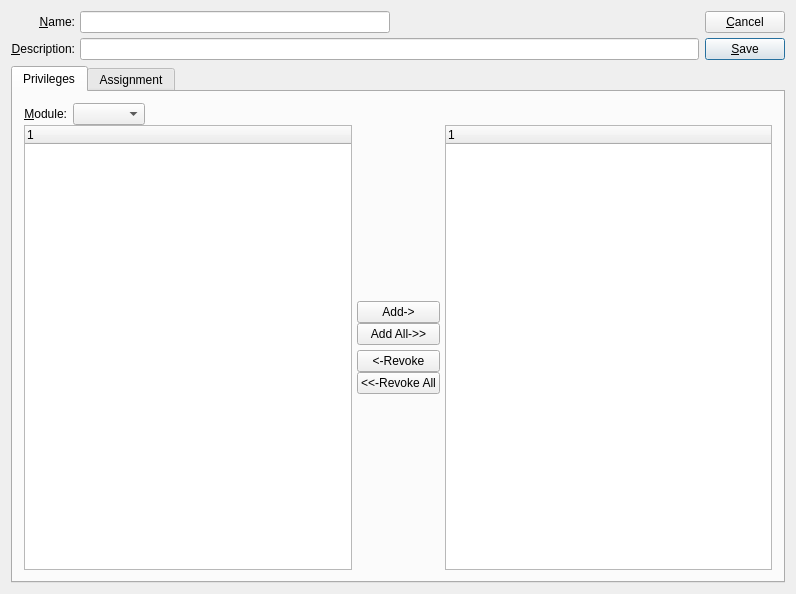
First picture: the form in guiclient/group.ui, repository Pegasus-RPG/xtuple-client, before the edit.
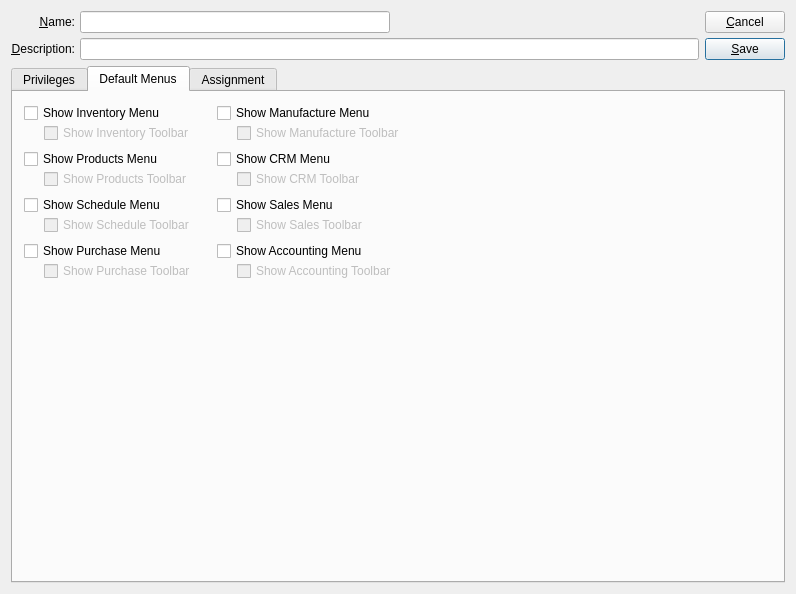
Second picture: the form after the edit. The open tabs and pages were chosen to show the change. Custom widgets are drawn as their Qt base class.

Commit message: Issue #29882: Default user menus from assigned roles

```diff
--- a/guiclient/group.ui
+++ b/guiclient/group.ui
@@ -344,7 +344,419 @@
        </item>
       </layout>
      </widget>
-     <widget class="QWidget" name="assignmentTab">
+     <widget class="QWidget" name="menusTab">
+      <attribute name="title">
+       <string>Default Menus</string>
+      </attribute>
+        <layout class="QGridLayout">
+         <item row="0" column="0">
+          <layout class="QVBoxLayout">
+           <property name="spacing">
+            <number>0</number>
+           </property>
+           <item>
+            <widget class="QCheckBox" name="_inventoryMenu">
+             <property name="text">
+              <string>Show Inventory Menu</string>
+             </property>
+            </widget>
+           </item>
+           <item>
+            <layout class="QHBoxLayout">
+             <property name="spacing">
+              <number>5</number>
+             </property>
+             <item>
+              <spacer>
+               <property name="orientation">
+                <enum>Qt::Horizontal</enum>
+               </property>
+               <property name="sizeType">
+                <enum>QSizePolicy::Fixed</enum>
+               </property>
+               <property name="sizeHint" stdset="0">
+                <size>
+                 <width>20</width>
+                 <height>20</height>
+                </size>
+               </property>
+              </spacer>
+             </item>
+             <item>
+              <widget class="QCheckBox" name="_inventoryToolbar">
+               <property name="enabled">
+                <bool>false</bool>
+               </property>
+               <property name="text">
+                <string>Show Inventory Toolbar</string>
+               </property>
+              </widget>
+             </item>
+            </layout>
+           </item>
+          </layout>
+         </item>
+         <item row="0" column="1">
+          <layout class="QVBoxLayout">
+           <property name="spacing">
+            <number>0</number>
+           </property>
+           <item>
+            <widget class="QCheckBox" name="_manufactureMenu">
+             <property name="text">
+              <string>Show Manufacture Menu</string>
+             </property>
+            </widget>
+           </item>
+           <item>
+            <layout class="QHBoxLayout">
+             <property name="spacing">
+              <number>5</number>
+             </property>
+             <item>
+              <spacer>
+               <property name="orientation">
+                <enum>Qt::Horizontal</enum>
+               </property>
+               <property name="sizeType">
+                <enum>QSizePolicy::Fixed</enum>
+               </property>
+               <property name="sizeHint" stdset="0">
+                <size>
+                 <width>20</width>
+                 <height>20</height>
+                </size>
+               </property>
+              </spacer>
+             </item>
+             <item>
+              <widget class="QCheckBox" name="_manufactureToolbar">
+               <property name="enabled">
+                <bool>false</bool>
+               </property>
+               <property name="text">
+                <string>Show Manufacture Toolbar</string>
+               </property>
+              </widget>
+             </item>
+            </layout>
+           </item>
+          </layout>
+         </item>
+         <item row="0" column="2" rowspan="5">
+          <spacer>
+           <property name="orientation">
+            <enum>Qt::Horizontal</enum>
+           </property>
+           <property name="sizeType">
+            <enum>QSizePolicy::Expanding</enum>
+           </property>
+           <property name="sizeHint" stdset="0">
+            <size>
+             <width>50</width>
+             <height>20</height>
+            </size>
+           </property>
+          </spacer>
+         </item>
+         <item row="1" column="0">
+          <layout class="QVBoxLayout">
+           <property name="spacing">
+            <number>0</number>
+           </property>
+           <item>
+            <widget class="QCheckBox" name="_productsMenu">
+             <property name="text">
+              <string>Show Products Menu</string>
+             </property>
+            </widget>
+           </item>
+           <item>
+            <layout class="QHBoxLayout">
+             <property name="spacing">
+              <number>5</number>
+             </property>
+             <item>
+              <spacer>
+               <property name="orientation">
+                <enum>Qt::Horizontal</enum>
+               </property>
+               <property name="sizeType">
+                <enum>QSizePolicy::Fixed</enum>
+               </property>
+               <property name="sizeHint" stdset="0">
+                <size>
+                 <width>20</width>
+                 <height>20</height>
+                </size>
+               </property>
+              </spacer>
+             </item>
+             <item>
+              <widget class="QCheckBox" name="_productsToolbar">
+               <property name="enabled">
+                <bool>false</bool>
+               </property>   
+               <property name="text">
+                <string>Show Products Toolbar</string>
+               </property>
+              </widget>
+             </item>
+            </layout>
+           </item>
+          </layout>
+         </item>
+         <item row="1" column="1">
+          <layout class="QVBoxLayout">
+           <property name="spacing">
+            <number>0</number>
+           </property>
+           <item>
+            <widget class="QCheckBox" name="_crmMenu2">
+             <property name="text">
+              <string>Show CRM Menu</string>
+             </property>
+            </widget>
+           </item>
+           <item>
+            <layout class="QHBoxLayout">
+             <property name="spacing">
+              <number>5</number>
+             </property>
+             <item>
+              <spacer>
+               <property name="orientation">
+                <enum>Qt::Horizontal</enum>
+               </property>
+               <property name="sizeType">
+                <enum>QSizePolicy::Fixed</enum>
+               </property>
+               <property name="sizeHint" stdset="0">
+                <size>
+                 <width>20</width>
+                 <height>20</height>
+                </size>
+               </property>
+              </spacer>
+             </item>
+             <item>
+              <widget class="QCheckBox" name="_crmToolbar2">
+               <property name="enabled">
+                <bool>false</bool>
+               </property>
+               <property name="text">
+                <string>Show CRM Toolbar</string>
+               </property>
+              </widget>
+             </item>
+            </layout>
+           </item>
+          </layout>
+         </item>
+         <item row="2" column="0">
+          <layout class="QVBoxLayout">
+           <property name="spacing">
+            <number>0</number>
+           </property>
+           <item>
+            <widget class="QCheckBox" name="_scheduleMenu">
+             <property name="text">
+              <string>Show Schedule Menu</string>
+             </property>
+            </widget>
+           </item>
+           <item>
+            <layout class="QHBoxLayout">
+             <property name="spacing">
+              <number>5</number>
+             </property>
+             <item>
+              <spacer>
+               <property name="orientation">
+                <enum>Qt::Horizontal</enum>
+               </property>
+               <property name="sizeType">
+                <enum>QSizePolicy::Fixed</enum>
+               </property>
+               <property name="sizeHint" stdset="0">
+                <size>
+                 <width>20</width>
+                 <height>0</height>
+                </size>
+               </property>
+              </spacer>
+             </item>
+             <item>
+              <widget class="QCheckBox" name="_scheduleToolbar">
+               <property name="enabled">
+                <bool>false</bool>
+               </property>
+               <property name="text">
+                <string>Show Schedule Toolbar</string>
+               </property>
+              </widget>
+             </item>
+            </layout>
+           </item>
+          </layout>
+         </item>
+         <item row="2" column="1">
+          <layout class="QVBoxLayout">
+           <property name="spacing">
+            <number>0</number>
+           </property>
+           <item>
+            <widget class="QCheckBox" name="_salesMenu">
+             <property name="text">
+              <string>Show Sales Menu</string>
+             </property>
+            </widget>
+           </item>
+           <item>
+            <layout class="QHBoxLayout">
+             <property name="spacing">
+              <number>5</number>
+             </property>
+             <item>
+              <spacer>
+               <property name="orientation">
+                <enum>Qt::Horizontal</enum>
+               </property>
+               <property name="sizeType">
+                <enum>QSizePolicy::Fixed</enum>
+               </property>
+               <property name="sizeHint" stdset="0">
+                <size>
+                 <width>20</width>
+                 <height>20</height>
+                </size>
+               </property>
+              </spacer>
+             </item>
+             <item>
+              <widget class="QCheckBox" name="_salesToolbar">
+               <property name="enabled">
+                <bool>false</bool>
+               </property>
+               <property name="text">
+                <string>Show Sales Toolbar</string>
+               </property>
+              </widget>   
+             </item>   
+            </layout>   
+           </item>
+          </layout>
+         </item>
+         <item row="3" column="0">
+          <layout class="QVBoxLayout">
+           <property name="spacing">
+            <number>0</number>
+           </property>
+           <item>
+            <widget class="QCheckBox" name="_purchaseMenu">
+             <property name="text">
+              <string>Show Purchase Menu</string>
+             </property>
+            </widget>
+           </item>
+           <item>
+            <layout class="QHBoxLayout">
+             <property name="spacing">
+              <number>5</number>
+             </property>
+             <item>
+              <spacer>
+               <property name="orientation">
+                <enum>Qt::Horizontal</enum>
+               </property>
+               <property name="sizeType">
+                <enum>QSizePolicy::Fixed</enum>
+               </property>
+               <property name="sizeHint" stdset="0">
+                <size>
+                 <width>20</width>
+                 <height>20</height>
+                </size>
+               </property>
+              </spacer>
+             </item>
+             <item>
+              <widget class="QCheckBox" name="_purchaseToolbar">
+               <property name="enabled">
+                <bool>false</bool>
+               </property>
+               <property name="text">
+                <string>Show Purchase Toolbar</string>
+               </property>
+              </widget>
+             </item>
+            </layout>
+           </item>
+          </layout>
+         </item>
+         <item row="3" column="1">
+          <layout class="QVBoxLayout">
+           <property name="spacing">
+            <number>0</number>
+           </property>
+           <item>
+            <widget class="QCheckBox" name="_accountingMenu">
+             <property name="text">
+              <string>Show Accounting Menu</string>
+             </property>
+            </widget>
+           </item>
+           <item>
+            <layout class="QHBoxLayout">
+             <property name="spacing">
+              <number>5</number>
+             </property>
+             <item>
+              <spacer>
+               <property name="orientation">
+                <enum>Qt::Horizontal</enum>
+               </property>
+               <property name="sizeType">
+                <enum>QSizePolicy::Fixed</enum>
+               </property>
+               <property name="sizeHint" stdset="0">
+                <size>
+                 <width>20</width>
+                 <height>20</height>
+                </size>
+               </property>
+              </spacer>
+             </item>
+             <item>
+              <widget class="QCheckBox" name="_accountingToolbar">
+               <property name="enabled">
+                <bool>false</bool>
+               </property>
+               <property name="text">
+                <string>Show Accounting Toolbar</string>
+               </property>
+              </widget>
+             </item>
+            </layout>
+           </item>
+          </layout>
+         </item>
+         <item row="4" column="0" colspan="2">
+          <spacer>
+           <property name="orientation">
+            <enum>Qt::Vertical</enum>
+           </property>
+           <property name="sizeHint" stdset="0">
+            <size>
+             <width>381</width>
+             <height>0</height>
+            </size>
+           </property>
+          </spacer>
+         </item>
+        </layout>
+    </widget>
+    <widget class="QWidget" name="assignmentTab">
       <attribute name="title">
        <string>Assignment</string>
       </attribute>
```
Left out of the diff: 128 changed lines with no effect on the pictures. The commit also changes 2 other files.
